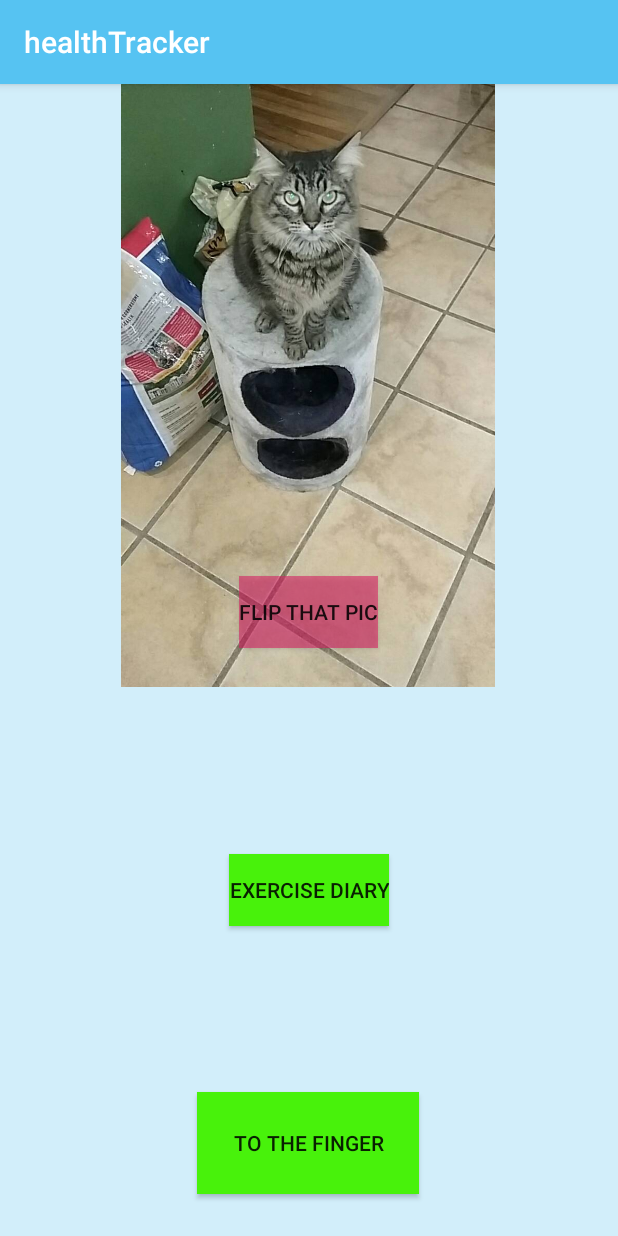
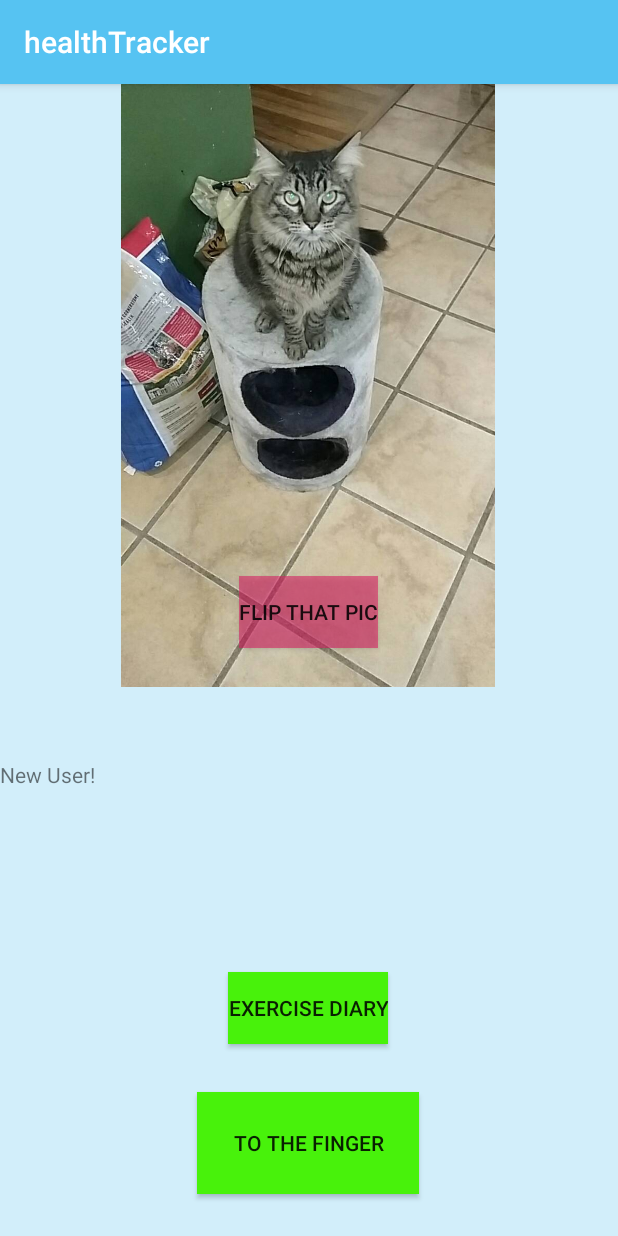
Before and after one commit to Tw1stedRain/healthtracker, an Android app: the screen it shows after launch (MainActivity), on a phone screen of 412 x 824 dp. Run offline under Robolectric (Android 15) with nearby library versions, the phone set to English and light mode, and no system bars.

Commit message:
hoave some stuff built, not enough.

```diff
--- a/app/src/main/AndroidManifest.xml
+++ b/app/src/main/AndroidManifest.xml
@@ -9,7 +9,8 @@
         android:roundIcon="@mipmap/ic_launcher_round"
         android:supportsRtl="true"
         android:theme="@style/AppTheme">
-        <activity android:name=".ExerciseDiaryActivity"></activity>
+        <activity android:name=".UsernameActivity"></activity>
+        <activity android:name=".ExerciseDiaryActivity" />
         <activity android:name=".FingerActivity" />
         <activity android:name=".MainActivity">
             <intent-filter>
--- a/app/src/main/java/com/example/healthtracker/MainActivity.java
+++ b/app/src/main/java/com/example/healthtracker/MainActivity.java
@@ -2,7 +2,9 @@ package com.example.healthtracker;
 
 import androidx.appcompat.app.AppCompatActivity;
 
+import android.content.Context;
 import android.content.Intent;
+import android.content.SharedPreferences;
 import android.os.Bundle;
 import android.view.View;
 import android.widget.ImageView;
@@ -24,12 +26,43 @@ public class MainActivity extends AppCompatActivity {
 
         int currentPic = 0;
 
+        private TextView text;
+
+        private String name;
+
+        public final static String NAME_KEY = "user-name";
+
     @Override
     protected void onCreate(Bundle savedInstanceState) {
         super.onCreate(savedInstanceState);
         setContentView(R.layout.activity_main);
+
+        text = findViewById(R.id.text_name);
+
+        String filename = getString(R.string.my_main_pref_file);
+        SharedPreferences preferences = getSharedPreferences(filename, Context.MODE_PRIVATE);
+        name = preferences.getString(NAME_KEY, "New User!");
+
+        updateText();
     }
 
+    public void usernameClick(View view) {
+
+        SharedPreferences preferences = PreferencesHelper.getMyFilePreferences(this);
+
+        SharedPreferences.Editor editor = preferences.edit();
+        editor.putString(NAME_KEY, name);
+        editor.apply();
+        updateText();
+
+    }
+
+    private void updateText() {
+        text.setText(this.name);
+    }
+
+
+    // buttons
     public void onButtonClick(View view) {
         ImageView image = findViewById(R.id.slider);
         image.setImageResource(pictures[currentPic]);
@@ -46,6 +79,7 @@ public class MainActivity extends AppCompatActivity {
         }
     }
 
+    // navigation buttons
     public void fingerExercise(View view) {
         Intent intent = new Intent(this, FingerActivity.class);
         startActivity(intent);
--- a/app/src/main/res/layout/activity_main.xml
+++ b/app/src/main/res/layout/activity_main.xml
@@ -55,7 +55,7 @@
         android:layout_height="wrap_content"
         android:layout_marginStart="8dp"
         android:layout_marginEnd="8dp"
-        android:layout_marginBottom="48dp"
+        android:layout_marginBottom="88dp"
         android:textSize="18sp"
         app:layout_constraintBottom_toTopOf="@+id/newFinger"
         app:layout_constraintEnd_toEndOf="parent"
@@ -69,10 +69,9 @@
         android:layout_marginStart="8dp"
         android:layout_marginTop="8dp"
         android:layout_marginEnd="8dp"
-        android:layout_marginBottom="8dp"
         android:textSize="24sp"
-        app:layout_constraintBottom_toTopOf="@+id/tracker"
         app:layout_constraintEnd_toEndOf="parent"
+        app:layout_constraintHorizontal_bias="0.501"
         app:layout_constraintStart_toStartOf="parent"
         app:layout_constraintTop_toBottomOf="@+id/slider" />
 
@@ -81,15 +80,26 @@
         android:layout_width="wrap_content"
         android:layout_height="wrap_content"
         android:layout_marginStart="8dp"
-        android:layout_marginTop="8dp"
         android:layout_marginEnd="8dp"
-        android:layout_marginBottom="8dp"
+        android:layout_marginBottom="32dp"
         android:background="@color/btnColor"
         android:onClick="diary"
         android:text="@string/diaryBtn"
         app:layout_constraintBottom_toTopOf="@+id/newFinger"
         app:layout_constraintEnd_toEndOf="parent"
-        app:layout_constraintStart_toStartOf="parent"
-        app:layout_constraintTop_toBottomOf="@+id/slider" />
+        app:layout_constraintHorizontal_bias="0.498"
+        app:layout_constraintStart_toStartOf="parent" />
+
+    <TextView
+        android:id="@+id/text_name"
+        android:layout_width="wrap_content"
+        android:layout_height="45dp"
+        android:layout_marginTop="8dp"
+        android:layout_marginBottom="8dp"
+        android:text="TextView"
+        app:layout_constraintBottom_toTopOf="@+id/tracker"
+        app:layout_constraintTop_toBottomOf="@+id/quotes"
+        app:layout_constraintVertical_bias="0.0"
+        tools:layout_editor_absoluteX="176dp" />
 
 </androidx.constraintlayout.widget.ConstraintLayout>
--- a/app/src/main/res/values/strings.xml
+++ b/app/src/main/res/values/strings.xml
@@ -2,6 +2,7 @@
     <!--in many places-->
     <string name="app_name">healthTracker</string>
     <string name="home">Home</string>
+    <string name="my_main_pref_file">my-file</string>
 
     <!--main activity-->
     <string name="slider">Flip that Pic</string>
```
Also changed, not shown: app/src/main/java/com/example/healthtracker/PreferencesHelper.java (added, +14 -0 lines), app/src/main/java/com/example/healthtracker/UsernameActivity.java (added, +38 -0 lines), app/src/main/res/layout/activity_username.xml (added, +49 -0 lines).
